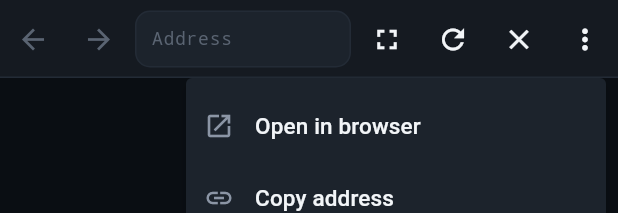
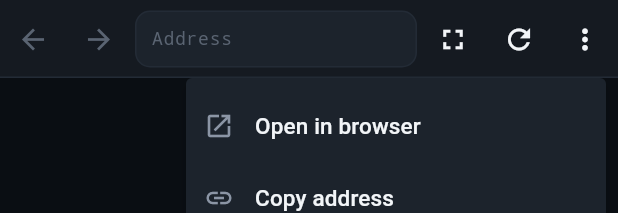
Before and after one commit to AmarjithTK/taildeck, a Flutter app: the ServiceToolbar widget shown alone on an empty page, opened directly with empty values, after a tap on the "more vert" icon, on a phone screen of 412 x 824 dp. Shown: the top 213 px of the screen. Run offline on Flutter 3.47's test engine with Material 3 defaults, Android fonts, the phone set to English and light mode, and no system bars; our stand-ins replace flutter_riverpod, shared_preferences, webview_flutter; missing offline and left inert: webview_flutter_android; accounts and stored records are empty.

Commit message:
feat(deck): drop the appbar close button
Leaving a service is system back's job, so the X duplicated
navigation. Its pixels go to the address field instead.

```diff
--- a/app/lib/ui/web/service_web_view.dart
+++ b/app/lib/ui/web/service_web_view.dart
@@ -258,7 +258,6 @@ class _ServiceWebViewState extends ConsumerState<ServiceWebView> {
                 onFullscreen: _toggleFullscreen,
                 onReload: () =>
                     unawaited(registry.reload(service.id, activeTab.id)),
-                onClose: widget.onExit,
                 onAction: (action) => _handleAction(service, action),
               ),
               _TabStrip(
--- a/app/lib/ui/web/widgets/service_toolbar.dart
+++ b/app/lib/ui/web/widgets/service_toolbar.dart
@@ -15,7 +15,8 @@ enum ServiceToolbarAction {
   orientationLandscape,
 }
 
-/// The service view's chrome: back, forward, address, reload, close, overflow.
+/// The service view's chrome: back, forward, address, fullscreen, reload,
+/// overflow.
 ///
 /// The address field lives *in* this row rather than on a row of its own: an
 /// earlier layout stacked a title row (name + host), a tab row and a separate
@@ -23,16 +24,18 @@ enum ServiceToolbarAction {
 /// times. The tab's URL now appears exactly once, editable, where a browser
 /// puts it.
 ///
+/// There is deliberately no close button: leaving is system back's job (page
+/// history first, then out to the grid with the session kept warm), so every
+/// pixel of this row works the page instead of duplicating navigation.
+///
 /// Two older corrections are still baked in:
 ///
 /// 1. The first version had no chrome at all ("just the WebView"), which left no
 ///    way to reload a wedged page.
-/// 2. The second version had a single left button that *morphed* between a back
+/// 2. A later version had a single left button that *morphed* between a back
 ///    arrow and a close cross depending on history. That was too clever: as soon
 ///    as you navigated anywhere the arrow took over, and there was no longer any
-///    way to leave the service except pressing back once per page. Back and
-///    close are now two separate, permanently visible buttons, each disabled
-///    when it has nothing to do.
+///    way to leave the service except pressing back once per page.
 ///
 /// Everything that changes during navigation is read from [ValueListenable]s
 /// *inside* this widget rather than passed in as plain values, so a history or
@@ -52,7 +55,6 @@ class ServiceToolbar extends StatelessWidget {
     required this.onForward,
     required this.onFullscreen,
     required this.onReload,
-    required this.onClose,
     required this.onAction,
     this.orientation,
   });
@@ -88,9 +90,6 @@ class ServiceToolbar extends StatelessWidget {
   final VoidCallback onFullscreen;
 
   final VoidCallback onReload;
-
-  /// Leave the service and return to the grid. The session stays warm.
-  final VoidCallback onClose;
 
   final ValueChanged<ServiceToolbarAction> onAction;
 
@@ -150,11 +149,6 @@ class ServiceToolbar extends StatelessWidget {
                         icon: Icons.refresh,
                         tooltip: 'Reload',
                         onTap: onReload,
-                      ),
-                      _ToolbarButton(
-                        icon: Icons.close,
-                        tooltip: 'Back to services',
-                        onTap: onClose,
                       ),
                       _OverflowMenu(onAction: onAction, orientation: orientation),
                     ],
```
Also changed, not shown: 2 other files.
